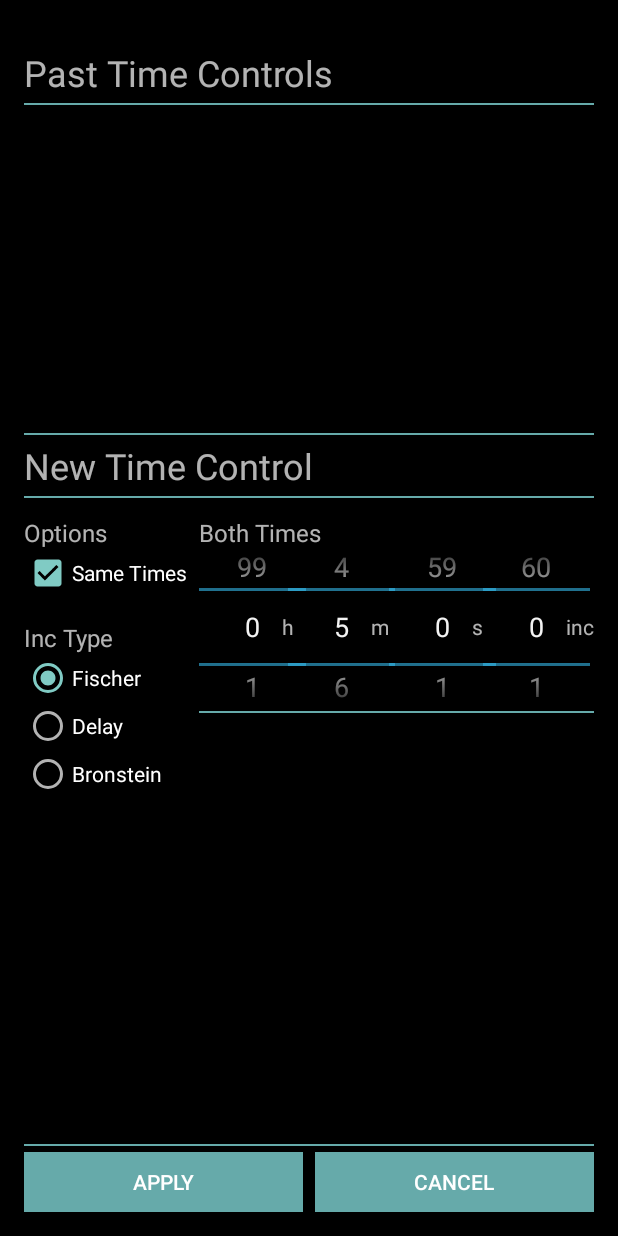
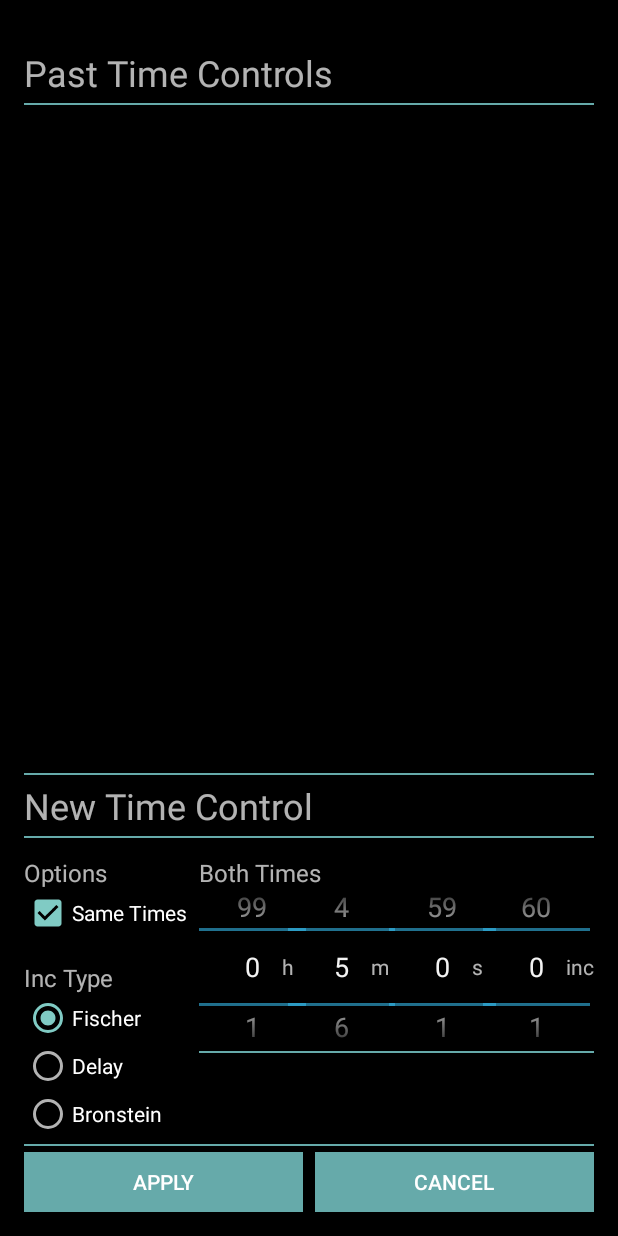
Before and after one commit to jmagine/ChessClock, an Android app: the TimeSelectorActivity screen opened directly, with no data from a screen before it, on a phone screen of 412 x 824 dp. Run offline under Robolectric (Android 15) with nearby library versions, the phone set to English and light mode, and no system bars.

Commit message:
gave remaining space to past time controls instead of keeping it on bottom

```diff
--- a/app/src/main/res/layout/activity_time_selector.xml
+++ b/app/src/main/res/layout/activity_time_selector.xml
@@ -55,8 +55,7 @@
 
   <ScrollView
     android:layout_width="match_parent"
-    android:layout_height="0dp"
-    android:layout_weight="2">
+    android:layout_height="wrap_content">
     <LinearLayout
       android:layout_width="match_parent"
       android:layout_height="wrap_content"
@@ -329,12 +328,6 @@
     </LinearLayout>
   </ScrollView>
 
-  <TextView
-    android:layout_width="wrap_content"
-    android:layout_height="0dp"
-    android:layout_weight="0">
-  </TextView>
-
   <ImageView
     android:id="@+id/separator"
     android:layout_width="match_parent"
```
Also changed, not shown: app/src/main/java/jmagine/chessclock/TimeSelectorActivity.java (line endings or trailing spaces).
